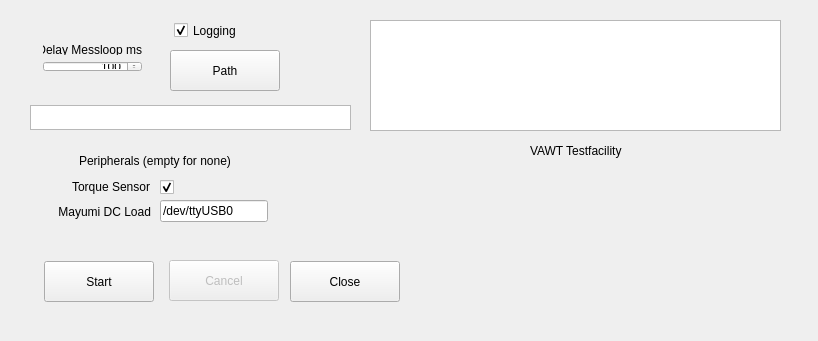
pick2510/VAWTGui, file src/VAWTGui/mainwindow.ui: the form before one commit.
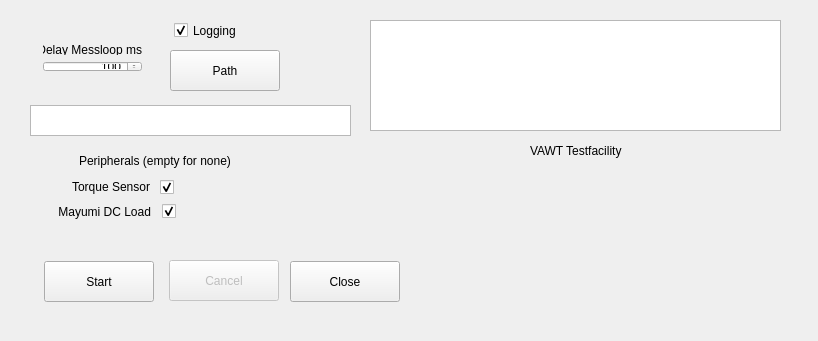
The form after the commit. Icons and pictures are not drawn.

Patch:
```diff
--- a/src/VAWTGui/mainwindow.ui
+++ b/src/VAWTGui/mainwindow.ui
@@ -210,19 +210,6 @@
      <bool>true</bool>
     </property>
    </widget>
-   <widget class="QLineEdit" name="txtMayumi">
-    <property name="geometry">
-     <rect>
-      <x>160</x>
-      <y>200</y>
-      <width>108</width>
-      <height>22</height>
-     </rect>
-    </property>
-    <property name="text">
-     <string>/dev/ttyUSB0</string>
-    </property>
-   </widget>
    <widget class="QLabel" name="label_4">
     <property name="geometry">
      <rect>
@@ -261,7 +248,7 @@
       <x>30</x>
       <y>105</y>
       <width>321</width>
-      <height>25</height>
+      <height>31</height>
      </rect>
     </property>
     <property name="minimumSize">
@@ -277,6 +264,22 @@
      <bool>true</bool>
     </property>
    </widget>
+   <widget class="QCheckBox" name="chkMayumi">
+    <property name="geometry">
+     <rect>
+      <x>162</x>
+      <y>201</y>
+      <width>21</width>
+      <height>20</height>
+     </rect>
+    </property>
+    <property name="text">
+     <string/>
+    </property>
+    <property name="checked">
+     <bool>true</bool>
+    </property>
+   </widget>
   </widget>
  </widget>
  <layoutdefault spacing="6" margin="11"/>
```
